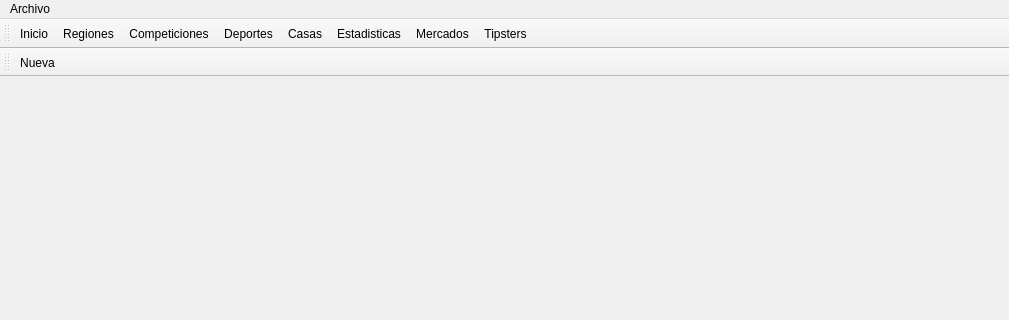
Old version of the form ui/wmain.ui in the repository soker90/betcon; both pictures show x 0 to 1009 and y 0 to 320 of the 1009 by 678 pixel window.
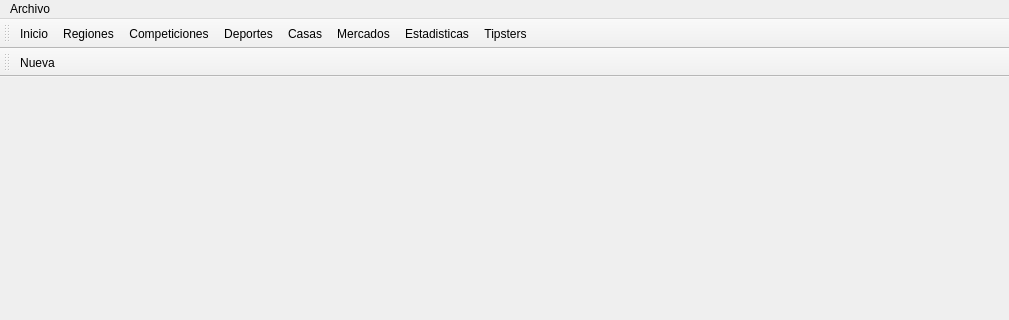
New version of the form.

The edit to the form file:
```diff
--- a/ui/wmain.ui
+++ b/ui/wmain.ui
@@ -73,8 +73,8 @@
    <addaction name="aCompetition"/>
    <addaction name="aSport"/>
    <addaction name="aBookie"/>
+   <addaction name="aMarket"/>
    <addaction name="actionEstadisticas"/>
-   <addaction name="actionMercados"/>
    <addaction name="actionTipsters"/>
   </widget>
   <widget class="QToolBar" name="toolSecondary">
@@ -112,7 +112,7 @@
     <string>Deportes</string>
    </property>
   </action>
-  <action name="actionMercados">
+  <action name="aMarket">
    <property name="text">
     <string>Mercados</string>
    </property>
```
